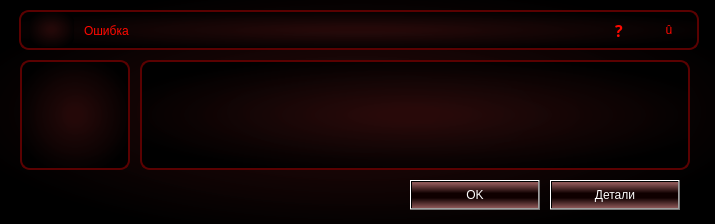
AniArim/GUI_calculator, file UI/ErrorWindow.ui: the form before one commit.
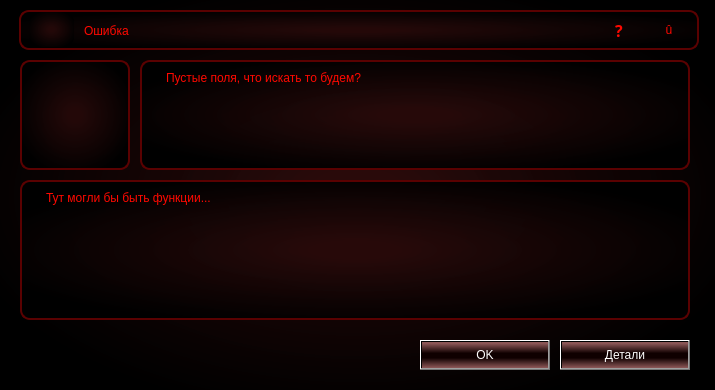
The form after the commit. Icons and pictures are not drawn.

The edit to the form file:
```diff
--- a/UI/ErrorWindow.ui
+++ b/UI/ErrorWindow.ui
@@ -10,7 +10,7 @@
     <x>0</x>
     <y>0</y>
     <width>715</width>
-    <height>224</height>
+    <height>390</height>
    </rect>
   </property>
   <property name="windowTitle">
@@ -49,6 +49,11 @@
 padding-top: 2px;
 padding-left: 3px;
 }
+QPlainTextEdit {
+padding: 5px 20px;
+color: rgb(255, 8, 0);
+font: 10pt &quot;Segoe Print&quot;;
+}
 
 
 </string>
@@ -246,38 +251,31 @@
     <property name="readOnly">
      <bool>true</bool>
     </property>
+    <property name="plainText">
+     <string>Пустые поля, что искать то будем?</string>
+    </property>
    </widget>
    <widget class="QPlainTextEdit" name="plainTextEdit_6">
     <property name="geometry">
      <rect>
       <x>20</x>
-      <y>230</y>
-      <width>671</width>
-      <height>141</height>
+      <y>180</y>
+      <width>670</width>
+      <height>140</height>
      </rect>
     </property>
     <property name="readOnly">
      <bool>true</bool>
     </property>
-   </widget>
-   <widget class="QPushButton" name="btn_details">
-    <property name="geometry">
-     <rect>
-      <x>550</x>
-      <y>180</y>
-      <width>130</width>
-      <height>30</height>
-     </rect>
-    </property>
-    <property name="text">
-     <string>Детали</string>
+    <property name="plainText">
+     <string>Тут могли бы быть функции...</string>
     </property>
    </widget>
    <widget class="QPushButton" name="btn_ok">
     <property name="geometry">
      <rect>
-      <x>410</x>
-      <y>180</y>
+      <x>420</x>
+      <y>340</y>
       <width>130</width>
       <height>30</height>
      </rect>
@@ -286,6 +284,19 @@
      <string>OK</string>
     </property>
    </widget>
+   <widget class="QPushButton" name="btn_details">
+    <property name="geometry">
+     <rect>
+      <x>560</x>
+      <y>340</y>
+      <width>130</width>
+      <height>30</height>
+     </rect>
+    </property>
+    <property name="text">
+     <string>Детали</string>
+    </property>
+   </widget>
   </widget>
  </widget>
  <resources/>
```
